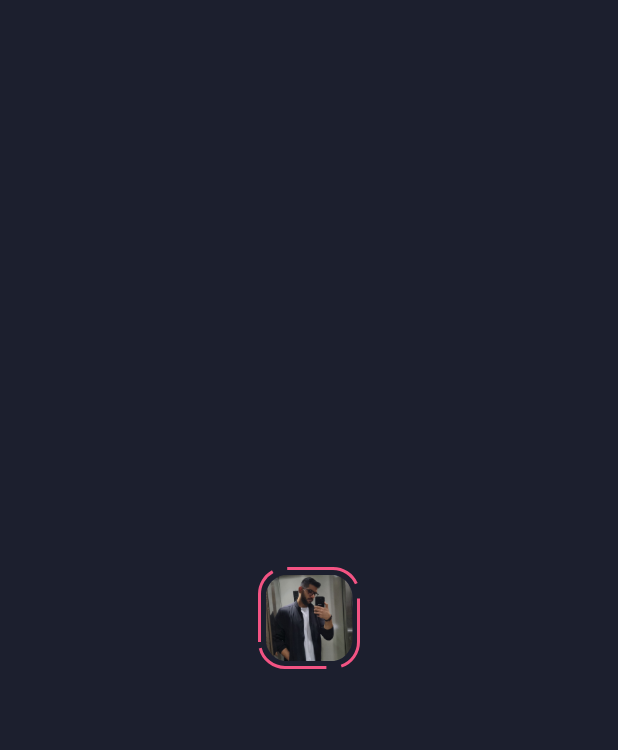
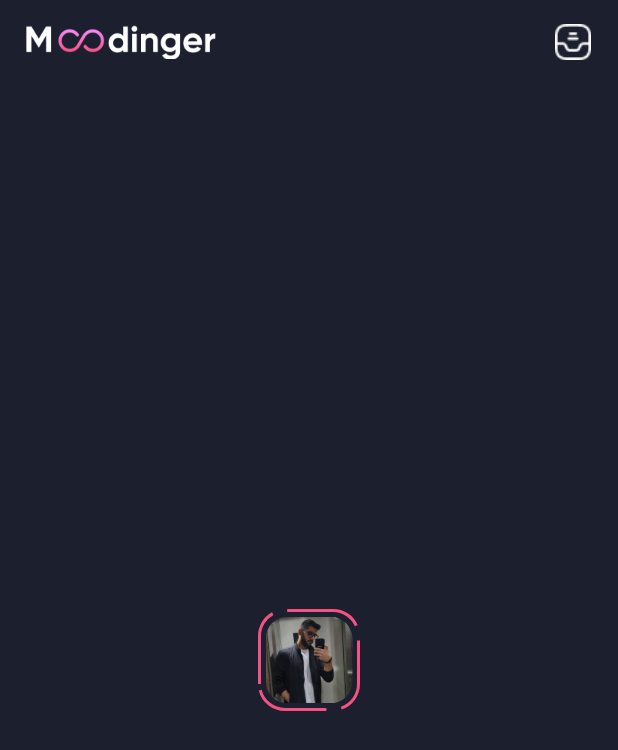
Before and after one commit to Alireza-Seif/Instagram-clone, a Flutter app: the screen it shows after launch, on a phone screen of 412 x 824 dp. Shown: the top 750 px of the screen. Run offline on Flutter 3.47's test engine with Material 3 defaults, Android fonts, the phone set to English and light mode, and no system bars; drawn by our look-alikes of dotted_border.

Commit message:
feat: add AppBar

```diff
--- a/lib/screens/home_screen.dart
+++ b/lib/screens/home_screen.dart
@@ -8,9 +8,24 @@ class HomeScreen extends StatelessWidget {
   Widget build(BuildContext context) {
     return Scaffold(
       backgroundColor: const Color(0xff1C1F2E),
+      appBar: AppBar(
+        elevation: 0,
+        backgroundColor: const Color(0xff1C1F2E),
+        title: SizedBox(
+            width: 128,
+            height: 24,
+            child: Image.asset('assets/images/moodinger_logo.png')),
+        actions: [
+          Container(
+            height: 24,
+            width: 24,
+            margin: const EdgeInsets.only(right: 18),
+            child: Image.asset('assets/images/icon_direct.png'),
+          )
+        ],
+      ),
       body: SafeArea(
-        child: Center(
-            child: _getStoryBox()),
+        child: Center(child: _getStoryBox()),
       ),
     );
   }
@@ -21,7 +36,7 @@ class HomeScreen extends StatelessWidget {
       radius: const Radius.circular(17),
       color: const Color(0xffF35383),
       strokeWidth: 2,
-        dashPattern: const [50,10],
+      dashPattern: const [50, 10],
       padding: const EdgeInsets.all(4),
       child: ClipRRect(
         borderRadius: const BorderRadius.all(Radius.circular(15)),
```
Lines whose indentation alone changed are shown as unchanged.
